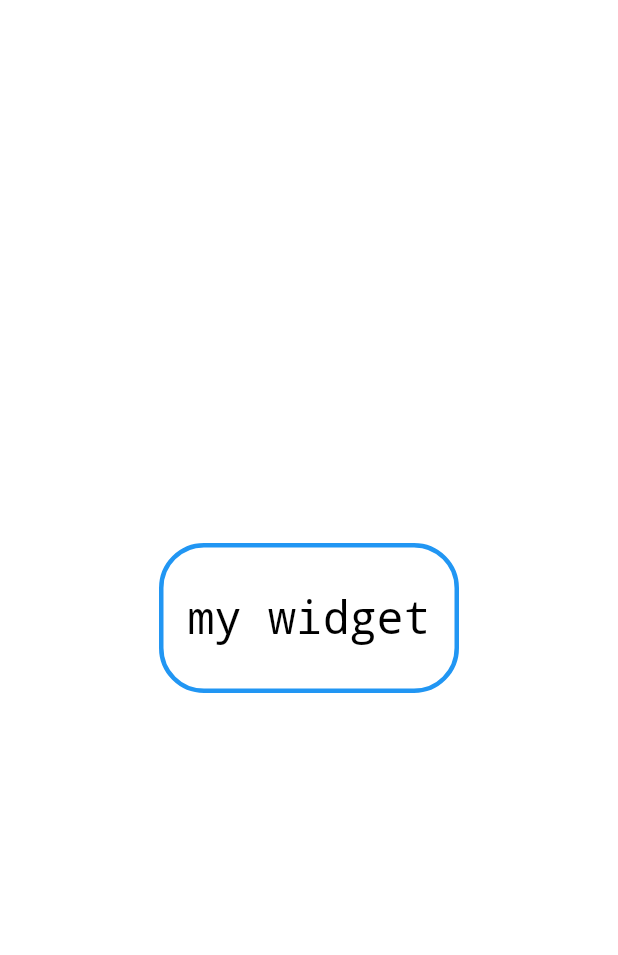
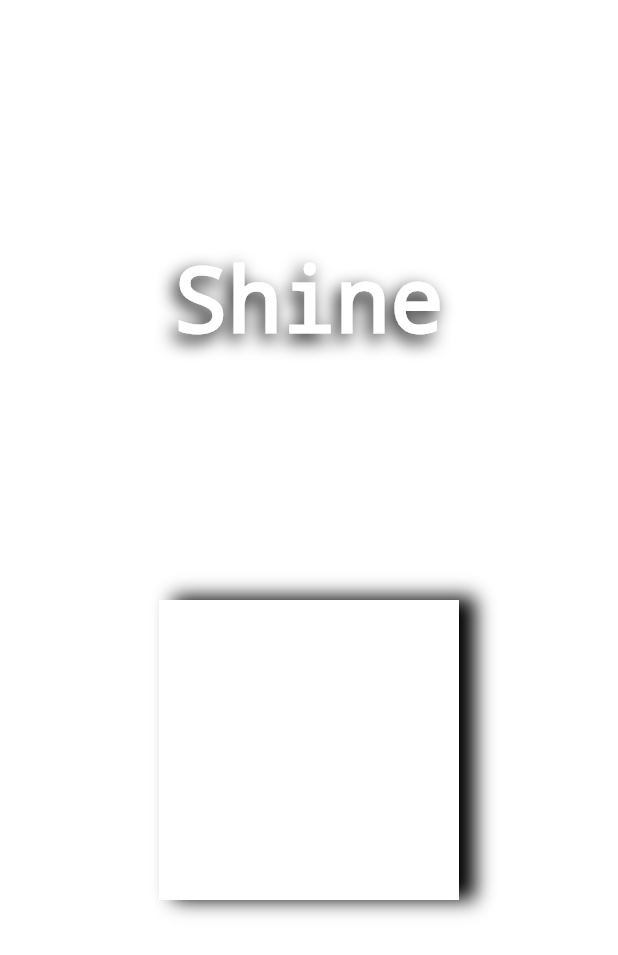
Before and after one commit to Bilol4391/Flutter_Lesson_Three, a Flutter app: the screen it shows after launch, on a phone screen of 412 x 824 dp. Shown: the top 955 px of the screen. Run offline on Flutter 3.47's test engine with Material 2 defaults, Android fonts, the phone set to English and light mode, and no system bars.

Commit message:
Exercise - 1 added

```diff
--- a/lib/lesson_code.dart
+++ b/lib/Ex_1.dart
@@ -1,8 +1,8 @@
 // This widget is the root of your application.
 import 'package:flutter/material.dart';
 
-class LessonCode extends StatelessWidget {
-  const LessonCode({super.key});
+class ExOne extends StatelessWidget {
+  const ExOne({super.key});
 
   @override
   Widget build(BuildContext context) {
--- /dev/null
+++ b/lib/Ex_2.dart
@@ -0,0 +1,73 @@
+// This widget is the root of your application.
+import 'package:flutter/material.dart';
+
+class ExTwo extends StatelessWidget {
+  const ExTwo({super.key});
+
+  @override
+  Widget build(BuildContext context) {
+    return MaterialApp(
+      home: Container(
+        color: Colors.white,
+        child: Column(
+          children: [
+            Center(
+              child: Container(
+                width: 300,
+                height: 400,
+                child: Center(
+                  child: Text(
+                    "Shine",
+                    textAlign: TextAlign.center,
+                    style: TextStyle(
+                        decoration: TextDecoration.none,
+                        fontSize: 60, color: Colors.white,
+                        shadows: [
+                          Shadow(
+                            color: Colors.black,
+                            blurRadius: 15,
+                            offset: Offset(-3, 5),
+                          )
+                        ]),
+                  ),
+                ),
+              ),
+            ),
+            Center(
+              child: Container(
+                width: 200,
+                height: 200,
+                child: Center(
+                  child: Text(
+                    "",
+                    textAlign: TextAlign.center,
+                    style: TextStyle(
+                        decoration: TextDecoration.none,
+                        fontSize: 40,
+                        shadows: [
+                          Shadow(
+                            color: Colors.yellow,
+                            blurRadius: 10,
+                            offset: Offset(10, -33),
+                          )
+                        ]),
+                  ),
+                ),
+                decoration: const BoxDecoration(color: Colors.white, boxShadow: [
+                  BoxShadow(
+                      color: Colors.black,
+                      blurRadius: 10,
+                      spreadRadius: 1,
+                      offset: Offset(10, -1)
+                  ),
+                ]),
+              ),
+            ),
+          ],
+        ),
+
+
+      ),
+    );
+  }
+}
--- a/lib/main.dart
+++ b/lib/main.dart
@@ -1,8 +1,9 @@
 
 import 'package:flutter/material.dart';
-import 'package:flutter_lesson_three/lesson_code.dart';
+import 'package:flutter_lesson_three/Ex_1.dart';
+import 'package:flutter_lesson_three/Ex_2.dart';
 
 
 void main() {
-  runApp(const LessonCode());
+  runApp(const ExTwo());
 }
```
